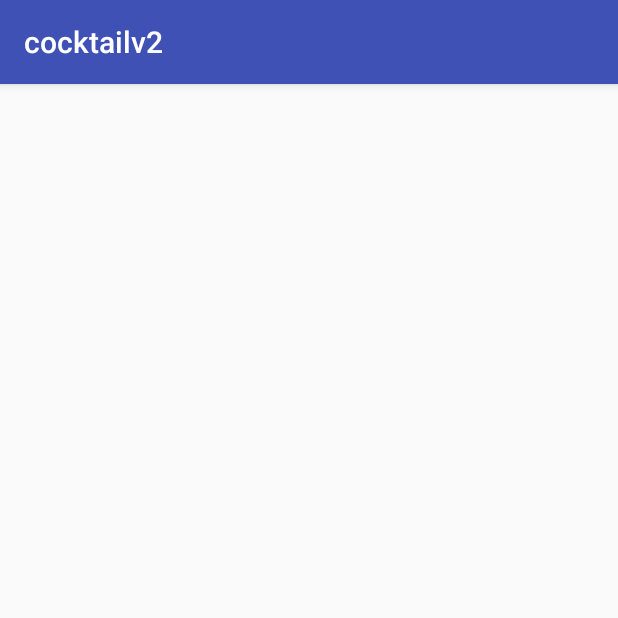
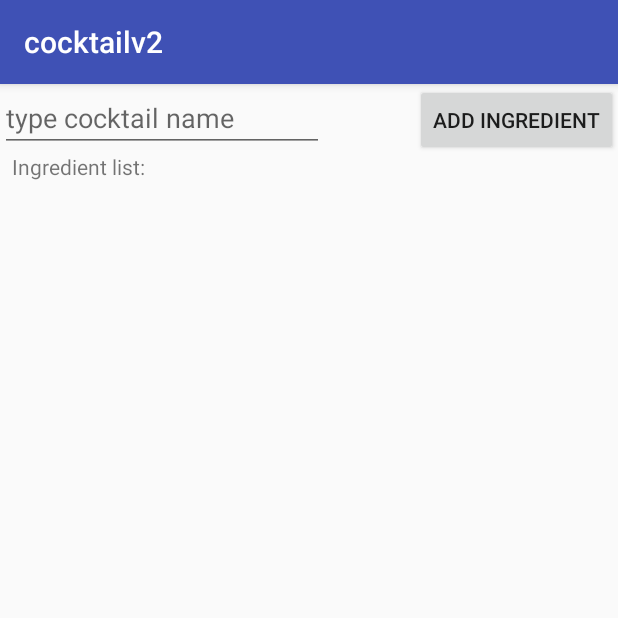
Before and after one commit to jokoon/cocktail-android, an Android app: the RecipeEdit screen opened directly, with no data from a screen before it, on a phone screen of 412 x 824 dp, the top half of it. Run offline under Robolectric (Android 15) with nearby library versions, the phone set to English and light mode, and no system bars; libraries missing offline, so code that uses them is left out: io.realm; 2 statements that could not run were skipped.

Commit message:
hahaha ca marche pas mais presque

```diff
--- a/cocktailv2/app/src/main/java/com/epsi/jpk/cocktailv2/RecipeEdit.java
+++ b/cocktailv2/app/src/main/java/com/epsi/jpk/cocktailv2/RecipeEdit.java
@@ -2,12 +2,116 @@ package com.epsi.jpk.cocktailv2;
 
 import android.support.v7.app.AppCompatActivity;
 import android.os.Bundle;
+import android.support.v7.widget.LinearLayoutManager;
+import android.support.v7.widget.RecyclerView;
+import android.text.Editable;
+import android.text.TextWatcher;
+import android.util.Log;
+import android.view.LayoutInflater;
+import android.view.View;
+import android.view.ViewGroup;
+import android.widget.Button;
+import android.widget.EditText;
+
+import java.util.ArrayList;
+
+import io.realm.RealmList;
 
 public class RecipeEdit extends AppCompatActivity {
+
+    RecyclerView ui_recycler_ingredients;
+    RecipeEdit my_this;
+    ingredient_adapter adapter;
 
     @Override
     protected void onCreate(Bundle savedInstanceState) {
         super.onCreate(savedInstanceState);
         setContentView(R.layout.activity_recipe_edit);
+        ui_recycler_ingredients = findViewById(R.id.recycler_ingredients);
+        ui_recycler_ingredients.setLayoutManager(new LinearLayoutManager(this));
+        int val = getIntent().getIntExtra("somekey", 432);
+        adapter = new ingredient_adapter();
+        ui_recycler_ingredients.setAdapter(adapter);
+        my_this = this;
+
     }
+    public void add_new_ingredient(View view)
+    {
+        adapter.add_ingredient();
+    }
+
+    class ingredient_adapter extends RecyclerView.Adapter<ingredient_adapter.recette_holder> {
+//        ArrayList<String> ingredients = new ArrayList<>();
+        RealmList<ingredient> ingredients = new RealmList<>();
+
+        public void add_ingredient() {
+            ingredients.add(new ingredient("Rhum", 8, "cL"));
+            notifyItemInserted(ingredients.size() - 1);
+
+            // todo
+            // check if the last line is empty when adding an ingredient
+        }
+
+        void removeRow(int index) {
+            ingredients.remove(index);
+            notifyItemRemoved(index);
+        }
+
+        @Override
+        public recette_holder onCreateViewHolder(ViewGroup parent, int viewType) {
+            View cell = LayoutInflater.from(parent.getContext()).inflate(R.layout.ingredient_cell, parent, false);
+            recette_holder holder = new recette_holder(cell);
+            return holder;
+        }
+
+        @Override
+        public void onBindViewHolder(recette_holder holder, int position) {
+            holder.ui_ingredient.setText(ingredients.get(position).getNomIngredient());
+        }
+
+        @Override
+        public int getItemCount() {
+            return ingredients.size();
+        }
+
+        class recette_holder extends RecyclerView.ViewHolder
+                implements View.OnClickListener, TextWatcher {
+            private final EditText ui_ingredient;
+
+            public recette_holder(View itemView) {
+                super(itemView);
+                ui_ingredient = itemView.findViewById(R.id.ingredient);
+
+                Button delButton = itemView.findViewById(R.id.button_delete_ingredient);
+                delButton.setOnClickListener(this);
+                ui_ingredient.addTextChangedListener(this);
+            }
+
+            @Override
+            public void onClick(View view) {
+                removeRow(getAdapterPosition());
+            }
+
+            @Override
+            public void beforeTextChanged(CharSequence charSequence, int i, int i1, int i2) {
+
+            }
+
+            @Override
+            public void onTextChanged(CharSequence charSequence, int i, int i1, int i2) {
+
+            }
+
+            @Override
+            public void afterTextChanged(Editable editable) {
+//                ingredients.set(getAdapterPosition(),editable.toString());
+                ingredients.get(getAdapterPosition()).setNomIngredient(editable.toString());
+                // todo
+                // check if line is empty, and call removerow
+                //
+            }
+        }
+    }
+
+
 }
--- a/cocktailv2/app/src/main/res/layout/activity_main.xml
+++ b/cocktailv2/app/src/main/res/layout/activity_main.xml
@@ -22,6 +22,7 @@
         android:layout_height="wrap_content"
         android:layout_marginStart="8dp"
         android:layout_marginTop="4dp"
+        android:onClick="add_new_cocktail"
         android:text="Add new cocktail"
         app:layout_constraintStart_toStartOf="parent"
         app:layout_constraintTop_toTopOf="parent" />
--- a/cocktailv2/app/src/main/res/layout/activity_recipe_edit.xml
+++ b/cocktailv2/app/src/main/res/layout/activity_recipe_edit.xml
@@ -6,4 +6,38 @@
     android:layout_height="match_parent"
     tools:context="com.epsi.jpk.cocktailv2.RecipeEdit">
 
+    <android.support.v7.widget.RecyclerView
+        android:id="@+id/recycler_ingredients"
+        android:layout_width="381dp"
+        android:layout_height="443dp"
+        app:layout_constraintStart_toStartOf="parent"
+        app:layout_constraintTop_toBottomOf="@+id/textView" />
+
+    <EditText
+        android:id="@+id/recette_name"
+        android:layout_width="216dp"
+        android:layout_height="wrap_content"
+        android:ems="10"
+        android:hint="type cocktail name"
+        android:inputType="textPersonName"
+        app:layout_constraintStart_toStartOf="parent"
+        app:layout_constraintTop_toTopOf="parent" />
+
+    <Button
+        android:id="@+id/add_ingr"
+        android:layout_width="wrap_content"
+        android:layout_height="wrap_content"
+        android:onClick="add_new_ingredient"
+        android:text="add ingredient"
+        app:layout_constraintEnd_toEndOf="parent"
+        app:layout_constraintTop_toTopOf="parent" />
+
+    <TextView
+        android:id="@+id/textView"
+        android:layout_width="wrap_content"
+        android:layout_height="0dp"
+        android:layout_marginStart="8dp"
+        android:text="Ingredient list:"
+        app:layout_constraintStart_toStartOf="parent"
+        app:layout_constraintTop_toBottomOf="@+id/recette_name" />
 </android.support.constraint.ConstraintLayout>
```
Also changed, not shown: cocktailv2/app/src/main/java/com/epsi/jpk/cocktailv2/MainActivity.java (+18 -6 lines), cocktailv2/app/src/main/java/com/epsi/jpk/cocktailv2/ingredient.java (+39 -1 lines), cocktailv2/app/src/main/java/com/epsi/jpk/cocktailv2/recipe.java (+71 -3 lines).
